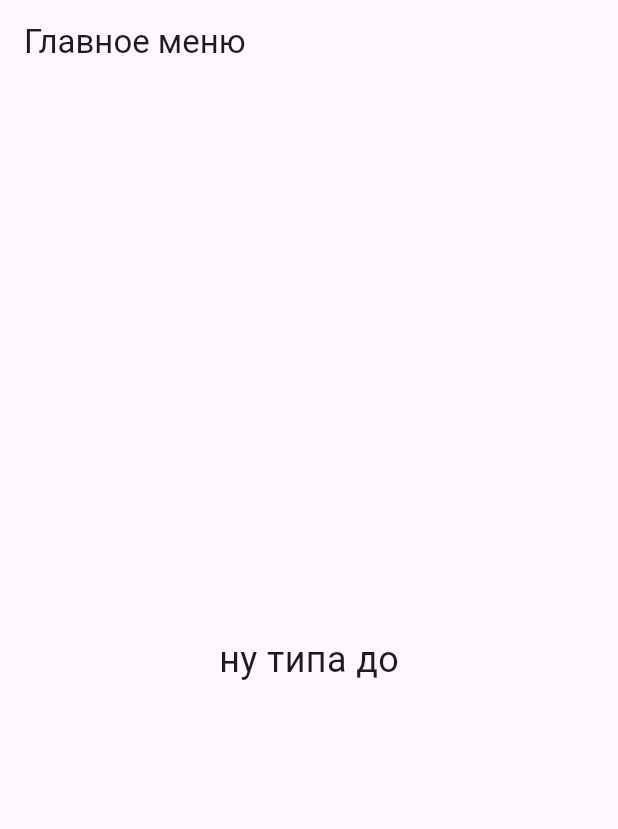
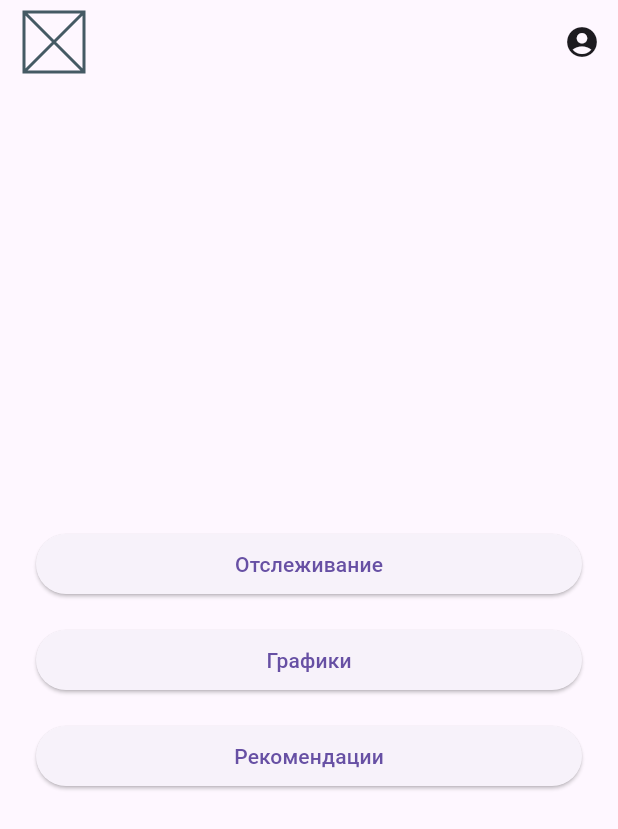
Before and after one commit to DaniilTooZir/SleepTracking_Flutter, a Flutter app: the MainMenuScreen screen opened by its route, on a phone screen of 412 x 824 dp. Shown: the top 829 px of the screen. Run offline on Flutter 3.47's test engine with Material 3 defaults, Android fonts, the light colour scheme and no system bars; our stand-ins replace flutter_dotenv, go_router, supabase_flutter; accounts and stored records are empty.

Commit message:
Реализовал простой интерфейс для главного меню

```diff
--- a/lib/ui/screens/main_menu_screen.dart
+++ b/lib/ui/screens/main_menu_screen.dart
@@ -3,17 +3,83 @@ import 'package:flutter/material.dart';
 class MainMenuScreen extends StatelessWidget {
   const MainMenuScreen({super.key});
 
+  void _showSnackBar(BuildContext context, String message) {
+    ScaffoldMessenger.of(
+      context,
+    ).showSnackBar(SnackBar(content: Text(message)));
+  }
+
   @override
   Widget build(BuildContext context) {
+    final screenWidth = MediaQuery.of(context).size.width;
+    final isWideScreen = screenWidth > 600;
+
     return Scaffold(
       appBar: AppBar(
-        title: const Text('Главное меню'),
+        titleSpacing: 0,
+        automaticallyImplyLeading: false,
+        title: Row(
+          mainAxisAlignment: MainAxisAlignment.spaceBetween,
+          children: [
+            const Padding(
+              padding: EdgeInsets.only(left: 16),
+              child: Placeholder(fallbackHeight: 40, fallbackWidth: 40),
+            ),
+            IconButton(
+              icon: const Icon(Icons.account_circle),
+              onPressed: () {
+                _showSnackBar(context, 'Переход в личный кабинет');
+              },
+            ),
+          ],
+        ),
       ),
-      body: const Center(
-        child: Text(
-          'ну типа до',
-          style: TextStyle(fontSize: 24),
-        ),
+      body: LayoutBuilder(
+        builder: (context, constraints) {
+          return Center(
+            child: SingleChildScrollView(
+              child: ConstrainedBox(
+                constraints: BoxConstraints(
+                  maxWidth: isWideScreen ? 400 : double.infinity,
+                ),
+                child: Padding(
+                  padding: const EdgeInsets.all(24.0),
+                  child: Column(
+                    crossAxisAlignment: CrossAxisAlignment.stretch,
+                    children: [
+                      ElevatedButton(
+                        onPressed: () {
+                          _showSnackBar(
+                            context,
+                            'Открытие экрана отслеживания сна',
+                          );
+                        },
+                        child: const Text('Отслеживание'),
+                      ),
+                      const SizedBox(height: 16),
+                      ElevatedButton(
+                        onPressed: () {
+                          _showSnackBar(context, 'Открытие экрана графиков');
+                        },
+                        child: const Text('Графики'),
+                      ),
+                      const SizedBox(height: 16),
+                      ElevatedButton(
+                        onPressed: () {
+                          _showSnackBar(
+                            context,
+                            'Открытие экрана рекомендаций',
+                          );
+                        },
+                        child: const Text('Рекомендации'),
+                      ),
+                    ],
+                  ),
+                ),
+              ),
+            ),
+          );
+        },
       ),
     );
   }
```
